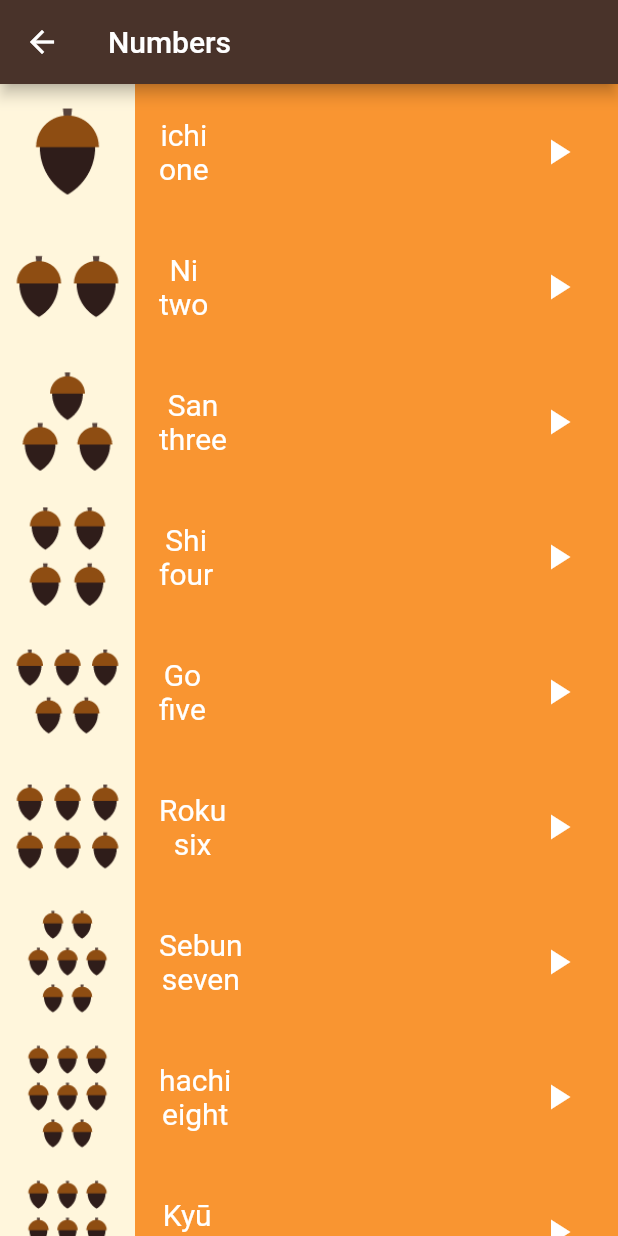
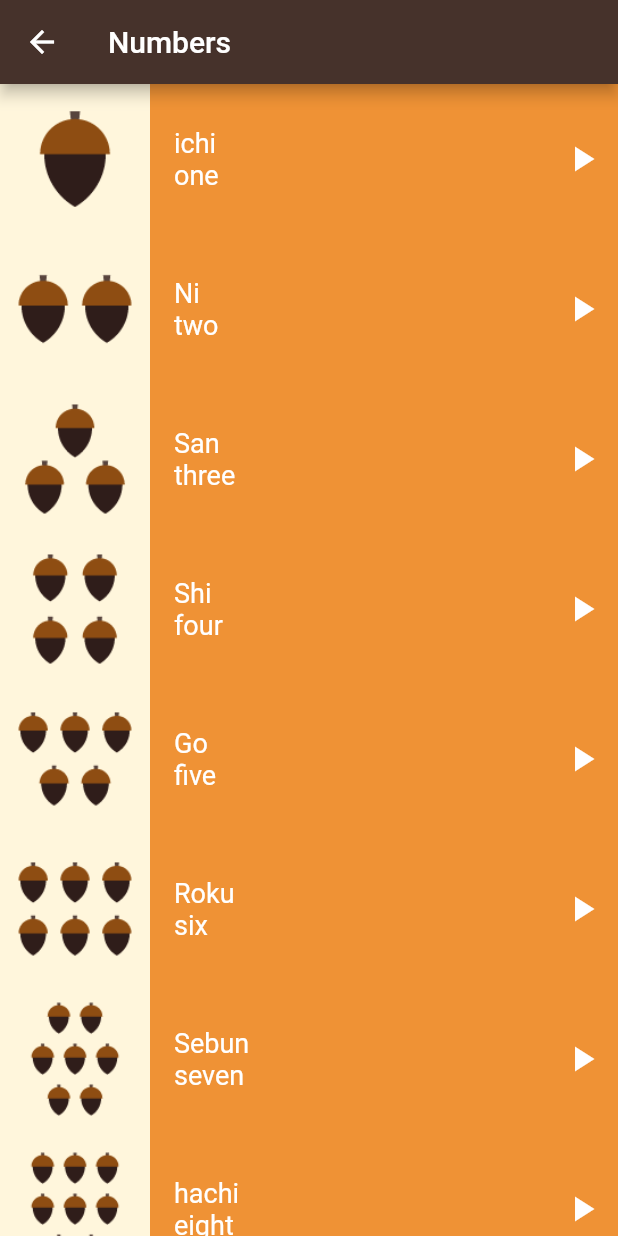
Before and after one commit to mostafamouharm/TokuApp, a Flutter app: the screen it shows after launch, after a tap on "Numbers", on a phone screen of 412 x 824 dp. Run offline on Flutter 3.47's test engine with Material 2 defaults, Android fonts, the light colour scheme and no system bars; our stand-ins replace audioplayers.

Commit message:
Toku App

```diff
--- a/lib/components/category_item.dart
+++ b/lib/components/category_item.dart
@@ -2,25 +2,25 @@ import 'package:flutter/material.dart';
 
 // ignore: must_be_immutable
 class Category extends StatelessWidget {
-  Category({this.text, this.color , this.onTap});
+  Category({Key? key, this.text, this.color, this.onTap}) : super(key: key);
   String? text;
   Color? color;
-  Function()? onTap;
+  VoidCallback? onTap;
   @override
   Widget build(BuildContext context) {
     return GestureDetector(
       onTap: onTap,
       child: Container(
-        padding: EdgeInsets.only(left: 24),
+        padding: const EdgeInsets.only(left: 24),
         alignment: Alignment.centerLeft,
-        height: MediaQuery.sizeOf(context).height / 11,
-        width: MediaQuery.sizeOf(context).width,
-        color: color!,
+        height: 65,
+        width: double.infinity,
+        color: color,
         child: Text(
           text!,
-          style: TextStyle(
+          style: const TextStyle(
             color: Colors.white,
-            fontSize: 20,
+            fontSize: 18,
           ),
         ),
       ),
--- a/lib/components/item.dart
+++ /dev/null
@@ -1,59 +0,0 @@
-import 'package:audioplayers/audioplayers.dart';
-import 'package:flutter/material.dart';
-import 'package:toku/models/number.dart';
-
-class Item extends StatelessWidget {
-  const Item({Key? key, required this.number}) : super(key: key);
-  final Number number;
-
-  @override
-  Widget build(BuildContext context) {
-    return Container(
-      height: 90,
-      color: Color(0xffF99531),
-      child: Row(
-        children: [
-          Container(color: Color(0xffFFF6DC), child: Image.asset(number.image)),
-          Padding(
-            padding: const EdgeInsets.only(left: 16),
-            child: Column(
-              mainAxisAlignment: MainAxisAlignment.center,
-              children: [
-                Text(
-                  number.jpName,
-                  style: TextStyle(
-                    color: Colors.white,
-                    fontSize: 20,
-                  ),
-                ),
-                Text(
-                  number.enName,
-                  style: TextStyle(
-                    color: Colors.white,
-                    fontSize: 20,
-                  ),
-                ),
-              ],
-            ),
-          ),
-          Spacer(),
-          Padding(
-            padding: const EdgeInsets.only(right: 16),
-            child: IconButton(
-
-              onPressed: () {
-                final player = AudioPlayer();
-                player.play(AssetSource(number.sound));
-              },
-              icon: Icon(
-                Icons.play_arrow,
-                color: Colors.white,
-                size: 28,
-              ),
-            ),
-          ),
-        ],
-      ),
-    );
-  }
-}
--- /dev/null
+++ b/lib/components/item_info.dart
@@ -0,0 +1,52 @@
+import 'package:flutter/material.dart';
+
+import '../models/item.dart';
+
+class ItemInfo extends StatelessWidget {
+  const ItemInfo({Key? key, required this.item}) : super(key: key);
+
+  final ItemModel item;
+  @override
+  Widget build(BuildContext context) {
+    return Row(
+      children: [
+        Padding(
+          padding: const EdgeInsets.only(left: 16),
+          child: Column(
+            crossAxisAlignment: CrossAxisAlignment.start,
+            mainAxisAlignment: MainAxisAlignment.center,
+            children: [
+              Text(
+                item.jpName,
+                style: const TextStyle(
+                  color: Colors.white,
+                  fontSize: 18,
+                ),
+              ),
+              Text(
+                item.enName,
+                style: const TextStyle(
+                  color: Colors.white,
+                  fontSize: 18,
+                ),
+              ),
+            ],
+          ),
+        ),
+        const Spacer(
+          flex: 1,
+        ),
+        IconButton(
+          onPressed: () {
+            item.playSound();
+          },
+          icon: const Icon(
+            Icons.play_arrow,
+            color: Colors.white,
+            size: 28,
+          ),
+        ),
+      ],
+    );
+  }
+}
--- /dev/null
+++ b/lib/components/list_item.dart
@@ -0,0 +1,31 @@
+// ignore: unused_import
+import 'package:audioplayers/audioplayers.dart';
+import 'package:flutter/material.dart';
+import 'package:toku/models/item.dart';
+
+import 'item_info.dart';
+
+class ListItem extends StatelessWidget {
+  const ListItem({
+    Key? key,
+    required this.item,
+    required this.color,
+  }) : super(key: key);
+  final ItemModel item;
+
+  final Color color;
+  @override
+  Widget build(BuildContext context) {
+    return Container(
+      height: 100,
+      color: color,
+      child: Row(
+        children: [
+          Container(
+              color: const Color(0xffFFF6DC), child: Image.asset(item.image!)),
+          Expanded(child: ItemInfo(item: item)),
+        ],
+      ),
+    );
+  }
+}
--- a/lib/main.dart
+++ b/lib/main.dart
@@ -6,7 +6,7 @@ void main() {
 }
 
 class TokuApp extends StatelessWidget {
-  const TokuApp();
+  const TokuApp({Key? key}) : super(key: key);
 
   @override
   Widget build(BuildContext context) {
--- /dev/null
+++ b/lib/models/item.dart
@@ -0,0 +1,18 @@
+import 'package:audioplayers/audioplayers.dart';
+
+class ItemModel {
+  final String sound;
+  final String? image;
+  final String jpName;
+  final String enName;
+  const ItemModel(
+      {required this.sound,
+      this.image,
+      required this.jpName,
+      required this.enName});
+
+  playSound() {
+    final player = AudioPlayer();
+    player.play(AssetSource(sound));
+  }
+}
--- a/lib/models/number.dart
+++ /dev/null
@@ -1,13 +0,0 @@
-class Number {
-  final String image;
-  final String jpName;
-  final String enName;
-  final String sound;
-
-  const Number({
-    required this.image,
-    required this.jpName,
-    required this.enName,
-    required this.sound,
-  });
-}
--- a/lib/screens/home_page.dart
+++ b/lib/screens/home_page.dart
@@ -1,46 +1,59 @@
 import 'package:flutter/material.dart';
+import 'package:toku/components/category_item.dart';
+import 'package:toku/screens/family_memebers.dart';
 import 'package:toku/screens/numbers_page.dart';
+import 'package:toku/screens/phrases_page.dart';
 
-import '../components/category_item.dart';
+import 'colors_page.dart';
 
 class HomePage extends StatelessWidget {
-  const HomePage();
+  const HomePage({Key? key}) : super(key: key);
 
   @override
   Widget build(BuildContext context) {
     return Scaffold(
       backgroundColor: const Color(0xffFEF6DB),
       appBar: AppBar(
-        backgroundColor: const Color(0xff49332A),
-        title: const Text(
-          'Toku',
-        ),
+        backgroundColor: const Color(0xff46322B),
+        title: const Text('Toku'),
       ),
       body: Column(
         children: [
           Category(
             onTap: () {
-              Navigator.push(context, MaterialPageRoute(
-                builder: ( context) {
-                  return NumbersPage();
-                },
-              ));
+              Navigator.push(context, MaterialPageRoute(builder: (context) {
+                return const NumbersPage();
+              }));
             },
             text: 'Numbers',
-            color: Color(0xffF99531),
+            color: const Color(0xffEF9235),
           ),
           Category(
-
-            text: 'Family Members',
-            color: Color(0xfff528032),
+            onTap: () {
+              Navigator.push(context, MaterialPageRoute(builder: (context) {
+                return const FamilyMembersPage();
+              }));
+            },
+            text: 'FamilyMembers',
+            color: const Color(0xff558B37),
           ),
           Category(
+            onTap: () {
+              Navigator.push(context, MaterialPageRoute(builder: (context) {
+                return ColorsPage();
+              }));
+            },
             text: 'Colors',
-            color: Color(0xffF7D40A2),
+            color: const Color(0xff79359F),
           ),
           Category(
+            onTap: () {
+              Navigator.push(context, MaterialPageRoute(builder: (context) {
+                return const PhrasesPage();
+              }));
+            },
             text: 'Phrases',
-            color: Color(0xff47A5CB),
+            color: const Color(0xff50ADC7),
           ),
         ],
       ),
--- a/lib/screens/numbers_page.dart
+++ b/lib/screens/numbers_page.dart
@@ -1,73 +1,70 @@
 import 'package:flutter/material.dart';
-import 'package:toku/components/item.dart';
-
-import '../models/number.dart';
+import 'package:toku/components/list_item.dart';
+import 'package:toku/models/item.dart';
 
 class NumbersPage extends StatelessWidget {
   const NumbersPage({Key? key}) : super(key: key);
 
-  final List<Number> numbers = const [
-    Number(
-        image: 'assets/images/numbers/number_one.png',
-        jpName: 'ichi',
-        enName: 'one',
-         sound: 'sounds/numbers/number_one_sound.mp3',
+  final List<ItemModel> numbers = const [
+    ItemModel(
+      sound: 'sounds/numbers/number_one_sound.mp3',
+      jpName: 'ichi',
+      enName: 'one',
+      image: 'assets/images/numbers/number_one.png',
     ),
-
-    Number(
+    ItemModel(
+      sound: 'sounds/numbers/number_two_sound.mp3',
       jpName: 'Ni',
       enName: 'two',
       image: 'assets/images/numbers/number_two.png',
-      sound: 'sounds/numbers/number_two_sound.mp3',
     ),
-    Number(
+    ItemModel(
+      sound: 'sounds/numbers/number_one_sound.mp3',
       jpName: 'San',
       enName: 'three',
       image: 'assets/images/numbers/number_three.png',
-       sound: 'sounds/numbers/number_one_sound.mp3',
     ),
-    Number(
+    ItemModel(
+      sound: 'sounds/numbers/number_one_sound.mp3',
       jpName: 'Shi',
       enName: 'four',
       image: 'assets/images/numbers/number_four.png',
-       sound: 'sounds/numbers/number_one_sound.mp3',
     ),
-    Number(
+    ItemModel(
+      sound: 'sounds/numbers/number_one_sound.mp3',
       jpName: 'Go',
       enName: 'five',
       image: 'assets/images/numbers/number_five.png',
+    ),
+    ItemModel(
       sound: 'sounds/numbers/number_one_sound.mp3',
-
-    ),
-    Number(
       jpName: 'Roku',
       enName: 'six',
       image: 'assets/images/numbers/number_six.png',
+    ),
+    ItemModel(
       sound: 'sounds/numbers/number_one_sound.mp3',
-    ),
-    Number(
       jpName: 'Sebun',
       enName: 'seven',
       image: 'assets/images/numbers/number_seven.png',
+    ),
+    ItemModel(
       sound: 'sounds/numbers/number_one_sound.mp3',
-    ),
-    Number(
       jpName: 'hachi',
       enName: 'eight',
       image: 'assets/images/numbers/number_eight.png',
+    ),
+    ItemModel(
       sound: 'sounds/numbers/number_one_sound.mp3',
-    ),
-    Number(
       jpName: 'Kyū',
       enName: 'nine',
       image: 'assets/images/numbers/number_nine.png',
+    ),
+    ItemModel(
       sound: 'sounds/numbers/number_one_sound.mp3',
-    ),
-    Number(
       jpName: 'Jū',
       enName: 'ten',
       image: 'assets/images/numbers/number_ten.png',
-      sound: 'sounds/numbers/number_one_sound.mp3',
     ),
   ];
 
@@ -75,15 +72,31 @@ class NumbersPage extends StatelessWidget {
   Widget build(BuildContext context) {
     return Scaffold(
       appBar: AppBar(
-        backgroundColor: const Color(0xff49332A),
-        title: Text('Numbers'),
+        title: const Text('Numbers'),
+        backgroundColor: const Color(0xff46322B),
       ),
       body: ListView.builder(
         itemCount: numbers.length,
         itemBuilder: (context, index) {
-          return Item(number: numbers[index]);
+          return ListItem(
+            color: const Color(0xffEF9235),
+            item: numbers[index],
+          );
         },
       ),
     );
   }
+
+  // List<Widget> getList(List<Number> numbers) {
+  //   List<Widget> itemsList = [];
+  //   for (int i = 0; i < numbers.length; i++) {
+  //     itemsList.add(
+  //       ListItem(
+  //         number: numbers[i],
+  //       ),
+  //     );
+  //   }
+
+  //   return itemsList;
+  // }
 }
```
Also changed, not shown: lib/components/phrase_item.dart (added, +20 -0 lines), lib/models/phrase.dart (added, +11 -0 lines), lib/screens/colors_page.dart (added, +65 -0 lines), lib/screens/family_memebers.dart (added, +72 -0 lines), lib/screens/phrases_page.dart (added, +64 -0 lines).
